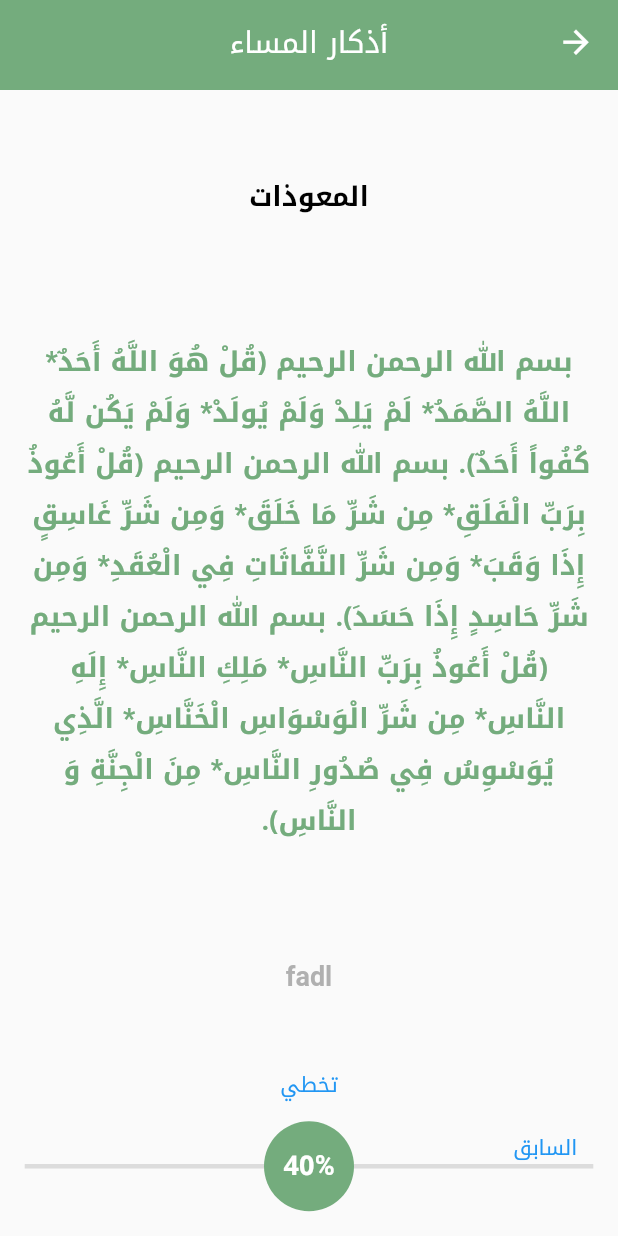
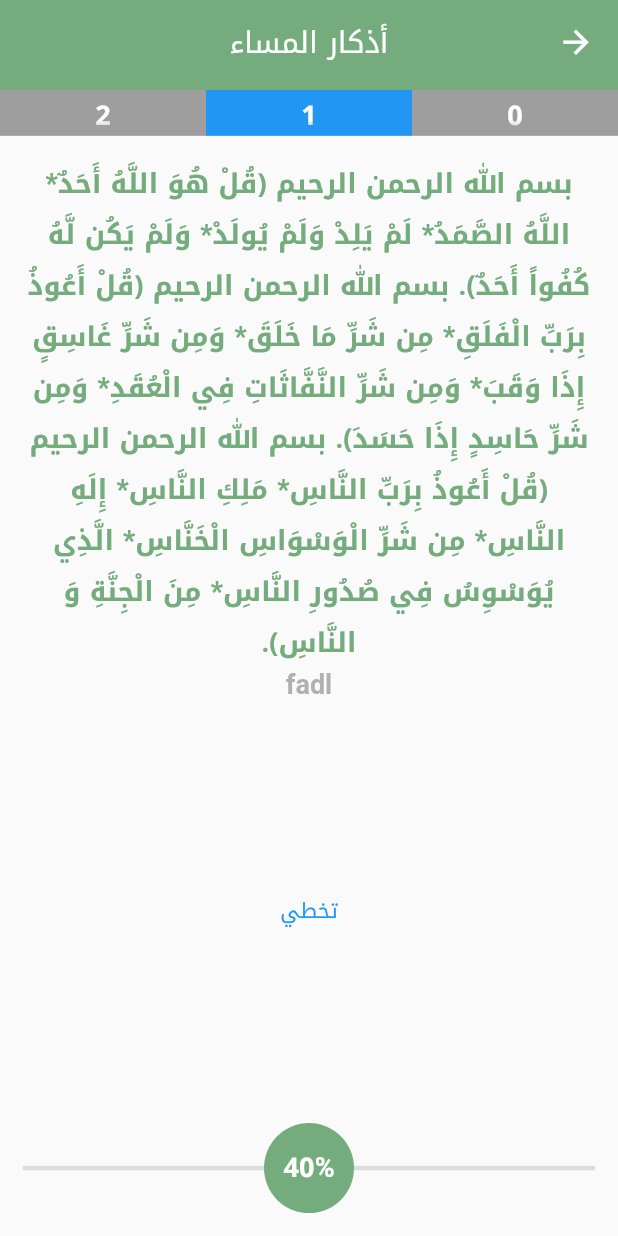
Before and after one commit to devhasanalhamed/athkar, a Flutter app: the AthkarPage screen opened by its route, after a tap on "تخطي", on a phone screen of 412 x 824 dp. Run offline on Flutter 3.47's test engine with Material 2 defaults, Android fonts, the phone set to English and light mode, and no system bars; our stand-ins replace font_awesome_flutter; network calls fail.

Commit message:
optimizing the page length using media query

```diff
--- a/lib/app/view/pages/athkar_page.dart
+++ b/lib/app/view/pages/athkar_page.dart
@@ -20,8 +20,14 @@ class _AthkarPageState extends State<AthkarPage> {
 
   @override
   Widget build(BuildContext context) {
+    const myAppBar = MyAppBar(
+      title: 'أذكار المساء',
+      isHomePage: false,
+    );
     List<Athkar> athkarList = Provider.of<AthkarDatabase>(context).athkarList;
-    final screenSize = MediaQuery.of(context).size.height;
+    final screenSize = MediaQuery.of(context).size.height -
+        MediaQuery.of(context).padding.top -
+        myAppBar.preferredSize.height;
 
     int counts() {
       var x = 0;
@@ -31,52 +37,83 @@ class _AthkarPageState extends State<AthkarPage> {
       return x;
     }
 
-    void next (bool skip){
-      if (indexer < athkarList.length - 1 && rounds == 1 ||indexer < athkarList.length - 1 && skip) {
+    void next(bool skip) {
+      if (indexer < athkarList.length - 1 && rounds == 1 ||
+          indexer < athkarList.length - 1 && skip) {
         setState(() {
           indexer += 1;
           rounds = athkarList[indexer].rounds;
-          counter +=1;
+          counter += 1;
         });
       } else if (indexer < athkarList.length - 1) {
         setState(() {
           rounds -= 1;
-          counter +=1;
+          counter += 1;
         });
       }
     }
 
-    void previous (){
+    void previous() {
       setState(() {
         indexer -= 1;
         rounds = 1;
-        counter -=1;
+        counter -= 1;
       });
     }
 
     return Directionality(
       textDirection: TextDirection.rtl,
       child: Scaffold(
-        appBar: const MyAppBar(
-          title: 'أذكار المساء',
-          isHomePage: false,
-        ),
-        body: Padding(
-          padding: EdgeInsets.all(screenSize * 0.02),
-          child: InkWell(
-            onTap: () => next(false),
+        appBar: myAppBar,
+        body: GestureDetector(
+          onTap: () {
+            if (indexer < athkarList.length - 1) {
+              setState(() {
+                indexer += 1;
+              });
+            }
+          },
+          onDoubleTap: () {
+            if (indexer != 0) {
+              setState(() {
+                indexer--;
+              });
+            }
+          },
           child: Column(
             children: [
+              SizedBox(
+                height: screenSize * 0.04,
+                child: Row(
+                  children: [
+                    for (int i = 0; i < athkarList.length; i++)
                       Expanded(
+                        child: Container(
+                          color: indexer == i ? Colors.blue : Colors.grey,
+                          child: Center(
+                              child: Text(
+                            '$i',
+                            style: const TextStyle(color: Colors.white),
+                          )),
+                        ),
+                      ),
+                  ],
+                ),
+              ),
+              Padding(
+                padding: EdgeInsets.only(
+                  top: screenSize * 0.02,
+                  right: screenSize * 0.02,
+                  left: screenSize * 0.02,
+                ),
+                child: SizedBox(
+                  height: screenSize * 0.92,
                   child: Column(
+                    mainAxisAlignment: MainAxisAlignment.spaceBetween,
+                    children: [
+                      Column(
                         mainAxisAlignment: MainAxisAlignment.spaceAround,
                         children: [
-                      Text(
-                        athkarList[indexer].name,
-                        style: const TextStyle(
-                          color: Colors.black,
-                        ),
-                      ),
                           Text(
                             athkarList[indexer].content,
                             textAlign: TextAlign.center,
@@ -86,16 +123,20 @@ class _AthkarPageState extends State<AthkarPage> {
                             athkarList[indexer].fadl,
                             textAlign: TextAlign.center,
                             textDirection: TextDirection.rtl,
-                        style: TextStyle(color: Colors.grey.withOpacity(0.8)),
+                            style:
+                                TextStyle(color: Colors.grey.withOpacity(0.8)),
                           ),
                         ],
-                  ),
                       ),
                       SizedBox(
                         width: double.infinity,
                         child: TextButton(
-                    onPressed: indexer == athkarList.length - 1?()=> Navigator.of(context).pop():() => next(true),
-                    child:  indexer == athkarList.length - 1?const Text('النهاية'):const Text('تخطي'),
+                          onPressed: indexer == athkarList.length - 1
+                              ? () => Navigator.of(context).pop()
+                              : () => next(true),
+                          child: indexer == athkarList.length - 1
+                              ? const Text('النهاية')
+                              : const Text('تخطي'),
                         ),
                       ),
                       Stack(
@@ -118,26 +159,15 @@ class _AthkarPageState extends State<AthkarPage> {
                               style: Theme.of(context).textTheme.titleSmall,
                             )),
                           ),
-                    if (indexer > 0)
-                      Positioned(
-                        right: 0,
-                        top: 0,
-                        child: TextButton(
-                          onPressed: previous,
-                          style: ButtonStyle(
-                            tapTargetSize: MaterialTapTargetSize.shrinkWrap,
-                            padding: MaterialStateProperty.all<EdgeInsets>(
-                                const EdgeInsets.all(0.0)),
-                          ),
-                          child: const Text('السابق'),
-                        ),
-                      ),
                         ],
                       ),
                     ],
                   ),
                 ),
               ),
+            ],
+          ),
+        ),
       ),
     );
   }
```
Lines whose indentation alone changed are shown as unchanged.
